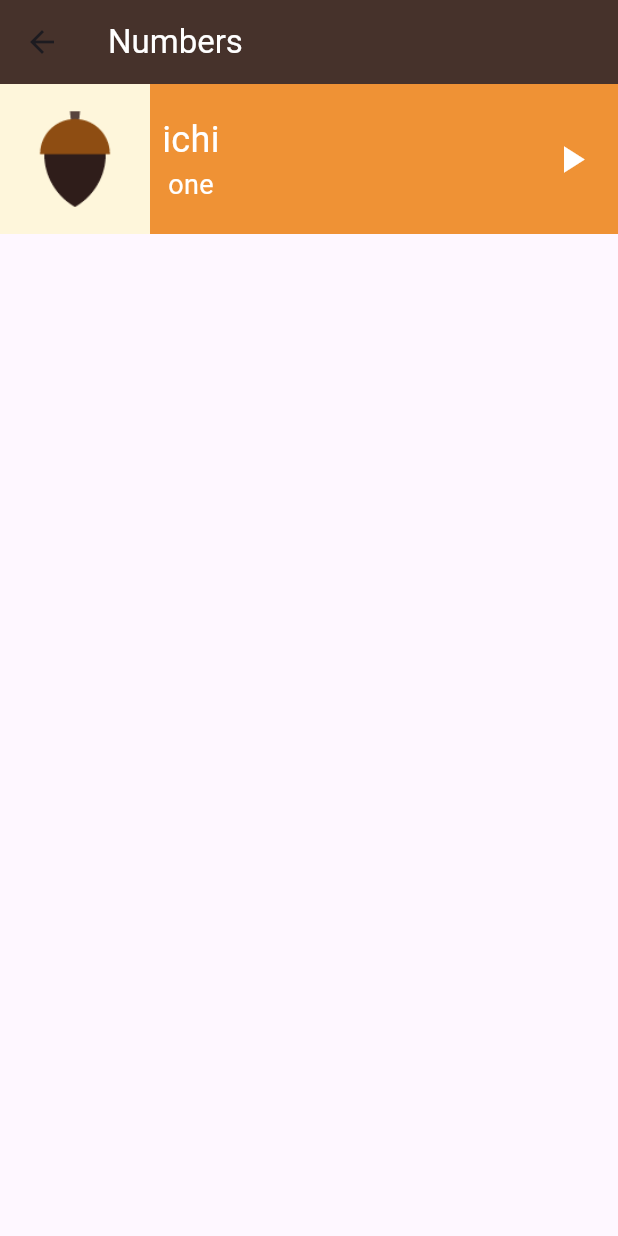
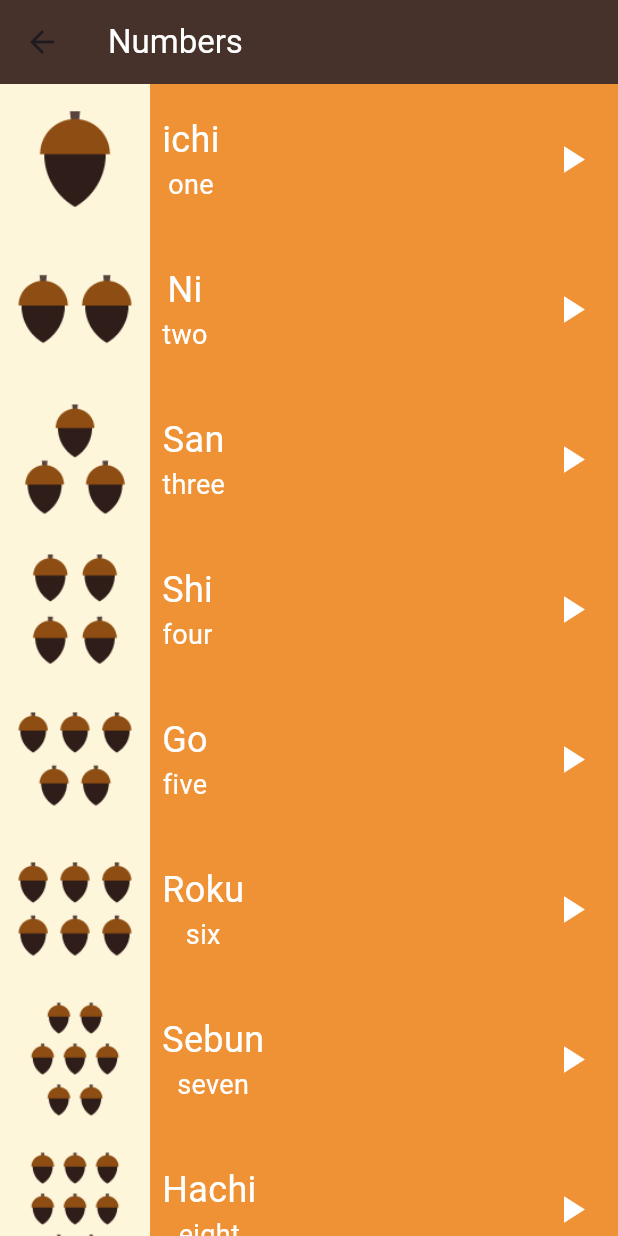
Before and after one commit to AliAbdalrhman/TokuApp, a Flutter app: the NumberPage screen opened directly, on a phone screen of 412 x 824 dp. Run offline on Flutter 3.47's test engine with Material 3 defaults, Android fonts, the light colour scheme and no system bars.

Commit message:
Finsh Numbers Page

```diff
--- /dev/null
+++ b/lib/components/item.dart
@@ -0,0 +1,42 @@
+import 'package:flutter/material.dart';
+import 'package:toku_app/models/number.dart';
+
+class Item extends StatelessWidget {
+  const Item({super.key, required this.number});
+  final Number number;
+
+  @override
+  Widget build(BuildContext context) {
+    return Container(
+      height: 100,
+      color: Color(0xffEF9235),
+
+      child: Row(
+        children: [
+          Container(color: Color(0xffFEF6DB), child: Image.asset(number.image)),
+          Padding(
+            padding: EdgeInsets.only(left: 8.0),
+            child: Column(
+              mainAxisAlignment: MainAxisAlignment.center,
+              children: [
+                Text(
+                  number.jpName,
+                  style: TextStyle(color: Colors.white, fontSize: 24),
+                ),
+                Text(
+                  number.enName,
+                  style: TextStyle(color: Colors.white, fontSize: 18),
+                ),
+              ],
+            ),
+          ),
+          Spacer(flex: 1),
+          Padding(
+            padding: EdgeInsets.only(right: 16),
+            child: Icon(Icons.play_arrow, color: Colors.white, size: 30),
+          ),
+        ],
+      ),
+    );
+  }
+}
--- a/lib/screens/numbers_page.dart
+++ b/lib/screens/numbers_page.dart
@@ -1,13 +1,62 @@
 import 'package:flutter/material.dart';
+import 'package:toku_app/components/item.dart';
 import 'package:toku_app/models/number.dart';
 
 class NumberPage extends StatelessWidget {
   const NumberPage({super.key});
-  final Number one = const Number(
-    image: 'assets/images/numbers/number_one.png',
-    jpName: 'ichi',
-    enName: 'one',
-  );
+
+  final List<Number> numbers = const [
+    Number(
+      image: 'assets/images/numbers/number_one.png',
+      jpName: 'ichi',
+      enName: 'one',
+    ),
+    Number(
+      image: 'assets/images/numbers/number_two.png',
+      jpName: 'Ni',
+      enName: 'two',
+    ),
+    Number(
+      image: 'assets/images/numbers/number_three.png',
+      jpName: 'San',
+      enName: 'three',
+    ),
+    Number(
+      image: 'assets/images/numbers/number_four.png',
+      jpName: 'Shi',
+      enName: 'four',
+    ),
+    Number(
+      image: 'assets/images/numbers/number_five.png',
+      jpName: 'Go',
+      enName: 'five',
+    ),
+    Number(
+      image: 'assets/images/numbers/number_six.png',
+      jpName: 'Roku',
+      enName: 'six',
+    ),
+    Number(
+      image: 'assets/images/numbers/number_seven.png',
+      jpName: 'Sebun',
+      enName: 'seven',
+    ),
+    Number(
+      image: 'assets/images/numbers/number_eight.png',
+      jpName: 'Hachi',
+      enName: 'eight',
+    ),
+    Number(
+      image: 'assets/images/numbers/number_nine.png',
+      jpName: 'Kyu',
+      enName: 'nine',
+    ),
+    Number(
+      image: 'assets/images/numbers/number_ten.png',
+      jpName: 'Ju',
+      enName: 'ten',
+    ),
+  ];
 
   @override
   Widget build(BuildContext context) {
@@ -16,36 +65,19 @@ class NumberPage extends StatelessWidget {
         title: Text('Numbers', style: TextStyle(color: Colors.white)),
         backgroundColor: Color(0xFF46322B),
       ),
-      body: Container(
-        height: 100,
-        color: Color(0xffEF9235),
-
-        child: Row(
-          children: [
-            Container(color: Color(0xffFEF6DB), child: Image.asset(one.image)),
-            Padding(
-              padding: EdgeInsets.only(left: 8.0),
-              child: Column(
-                mainAxisAlignment: MainAxisAlignment.center,
-                children: [
-                  Text(
-                    one.jpName,
-                    style: TextStyle(color: Colors.white, fontSize: 24),
-                  ),
-                  Text(
-                    one.enName,
-                    style: TextStyle(color: Colors.white, fontSize: 18),
-                  ),
-                ],
-              ),
-            ),
-            Spacer(flex: 1),
-            Padding(
-              padding: EdgeInsets.only(right: 16),
-              child: Icon(Icons.play_arrow, color: Colors.white, size: 30),
-            ),
-          ],
-        ),
+      body: ListView(
+        children: [
+          Item(number: numbers[0]),
+          Item(number: numbers[1]),
+          Item(number: numbers[2]),
+          Item(number: numbers[3]),
+          Item(number: numbers[4]),
+          Item(number: numbers[5]),
+          Item(number: numbers[6]),
+          Item(number: numbers[7]),
+          Item(number: numbers[8]),
+          Item(number: numbers[9]),
+        ],
       ),
     );
   }
```
